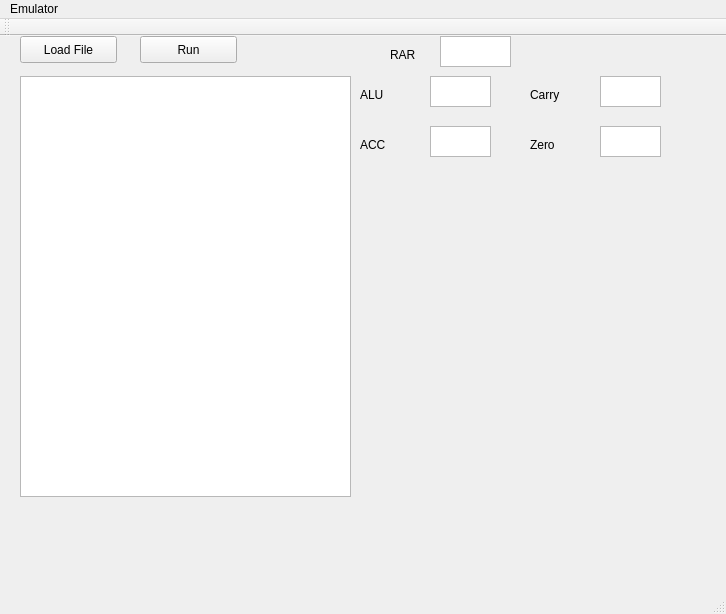
Before: the Qt Designer form mainwindow.ui in Nossica/2416Emulator, drawn with Qt 5.
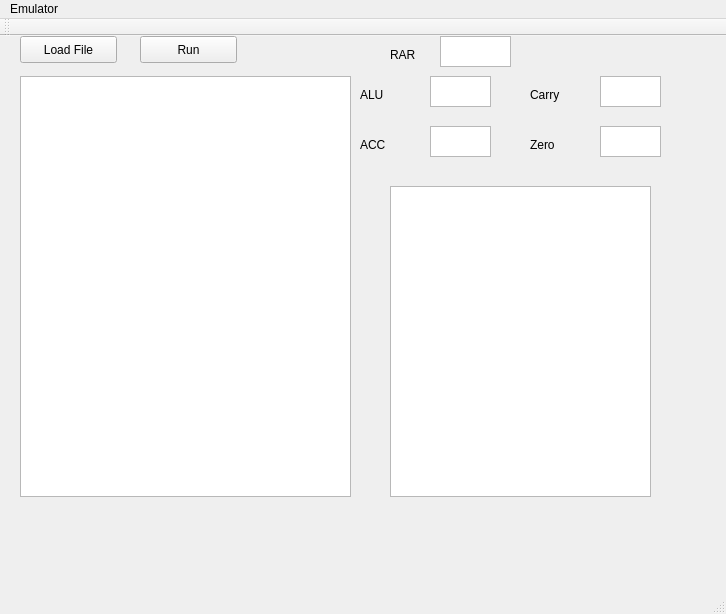
After: the same form once the commit is applied.

Patch:
```diff
--- a/mainwindow.ui
+++ b/mainwindow.ui
@@ -174,6 +174,25 @@
      </rect>
     </property>
    </widget>
+   <widget class="QTableView" name="theMemory">
+    <property name="geometry">
+     <rect>
+      <x>390</x>
+      <y>150</y>
+      <width>261</width>
+      <height>311</height>
+     </rect>
+    </property>
+    <property name="alternatingRowColors">
+     <bool>true</bool>
+    </property>
+    <property name="showGrid">
+     <bool>false</bool>
+    </property>
+    <attribute name="horizontalHeaderCascadingSectionResizes">
+     <bool>false</bool>
+    </attribute>
+   </widget>
   </widget>
   <widget class="QMenuBar" name="menuBar">
    <property name="geometry">
```
